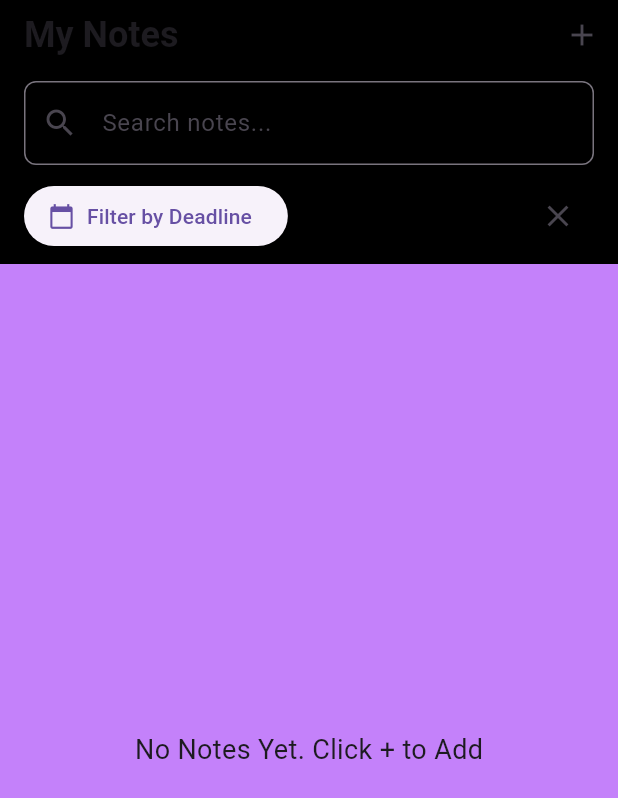
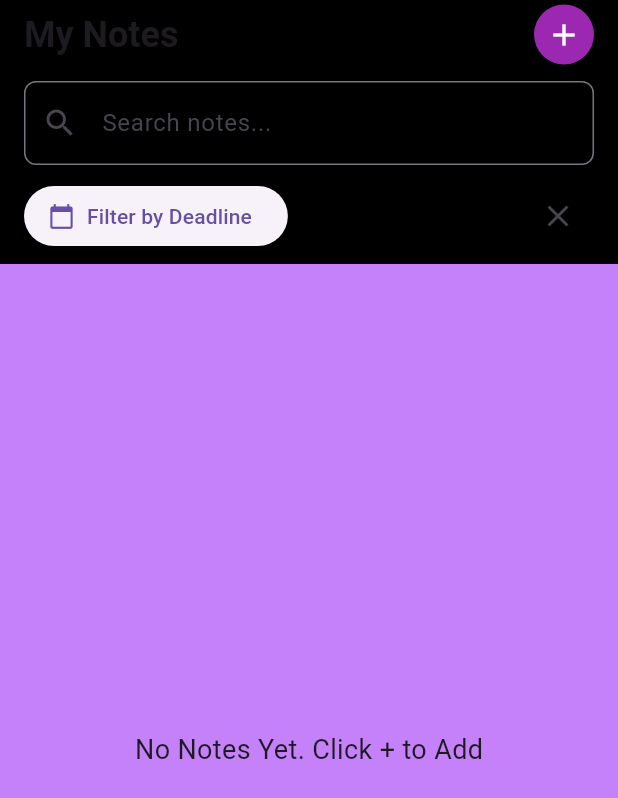
Before and after one commit to kucingsiamese/uas_note_app, a Flutter app: the screen it shows after launch, on a phone screen of 412 x 824 dp. Shown: the top 798 px of the screen. Run offline on Flutter 3.47's test engine with Material 3 defaults, Android fonts, the light colour scheme and no system bars.

Commit message:
menambah tanda plus utk add new notes

```diff
--- a/lib/screens/home_screen.dart
+++ b/lib/screens/home_screen.dart
@@ -1,9 +1,8 @@
 import 'package:flutter/material.dart';
 import 'package:provider/provider.dart';
+import 'package:intl/intl.dart';
+import 'note_detail_screen.dart';
 import '../providers/note_provider.dart';
-import '../screens/note_detail_screen.dart';
-import '../widgets/note_list.dart';
-import 'package:intl/intl.dart'; // For date formatting
 
 class HomeScreen extends StatelessWidget {
   const HomeScreen({super.key});
@@ -23,9 +22,10 @@ class HomeScreen extends StatelessWidget {
         ),
         backgroundColor: Colors.black,
         actions: [
-          IconButton(
-            icon: const Icon(Icons.add),
-            onPressed: () {
+          Padding(
+            padding: const EdgeInsets.only(right: 16.0),
+            child: GestureDetector(
+              onTap: () {
                 // Navigate to NoteDetailScreen for creating a new note
                 Navigator.of(context).push(
                   MaterialPageRoute(
@@ -33,6 +33,18 @@ class HomeScreen extends StatelessWidget {
                   ),
                 );
               },
+              child: Container(
+                padding: const EdgeInsets.all(8),
+                decoration: const BoxDecoration(
+                  color: Colors.purple, // Warna kontras untuk tombol tambah
+                  shape: BoxShape.circle,
+                ),
+                child: const Icon(
+                  Icons.add,
+                  color: Colors.white, // Warna putih untuk ikon tambah
+                ),
+              ),
+            ),
           ),
         ],
         bottom: PreferredSize(
```
Lines whose indentation alone changed are shown as unchanged.
